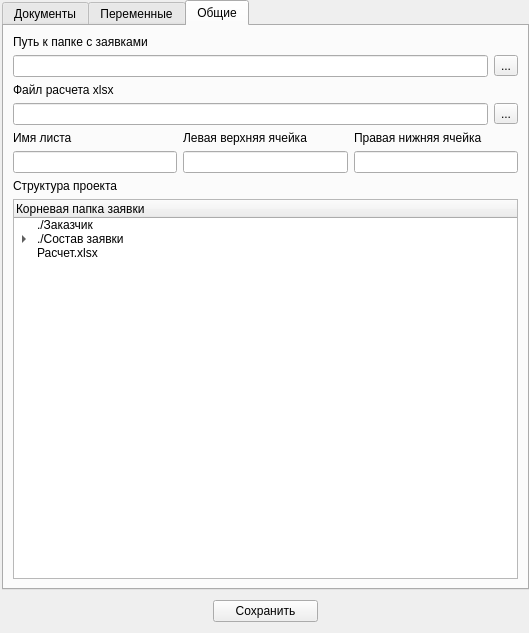
This is interface/ui/settings.ui in Korolev-Oleg/Tend-Manager as Qt 5 draws it before an edit. The edited form follows.
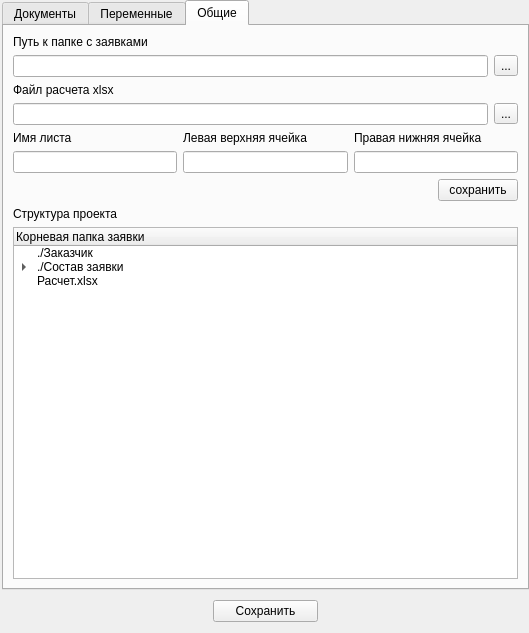
This is the edited form. Icons and pictures are not drawn.

Commit message: add general page

```diff
--- a/interface/ui/settings.ui
+++ b/interface/ui/settings.ui
@@ -900,6 +900,30 @@
           </item>
          </layout>
         </item>
+        <item>
+         <layout class="QHBoxLayout" name="horizontalLayout_7">
+          <item>
+           <spacer name="horizontalSpacer_5">
+            <property name="orientation">
+             <enum>Qt::Horizontal</enum>
+            </property>
+            <property name="sizeHint" stdset="0">
+             <size>
+              <width>40</width>
+              <height>20</height>
+             </size>
+            </property>
+           </spacer>
+          </item>
+          <item>
+           <widget class="QPushButton" name="saveDataGeneral">
+            <property name="text">
+             <string>сохранить</string>
+            </property>
+           </widget>
+          </item>
+         </layout>
+        </item>
         <item>
          <widget class="QLabel" name="label_18">
           <property name="text">
```
The commit also changes 3 other files.
